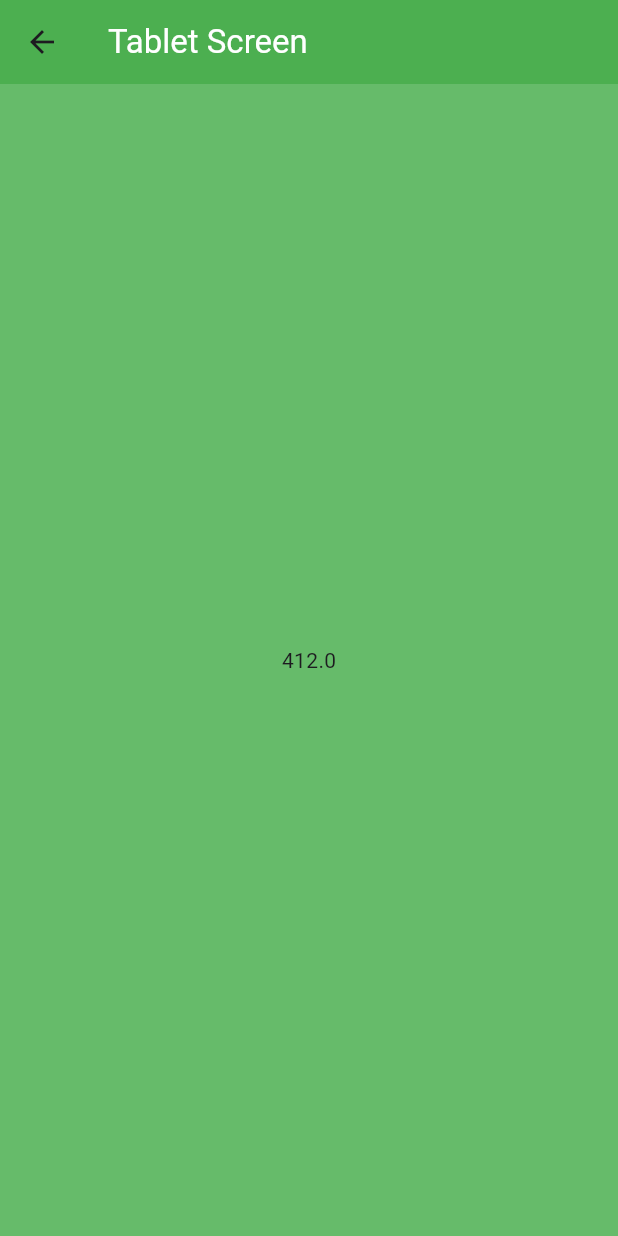
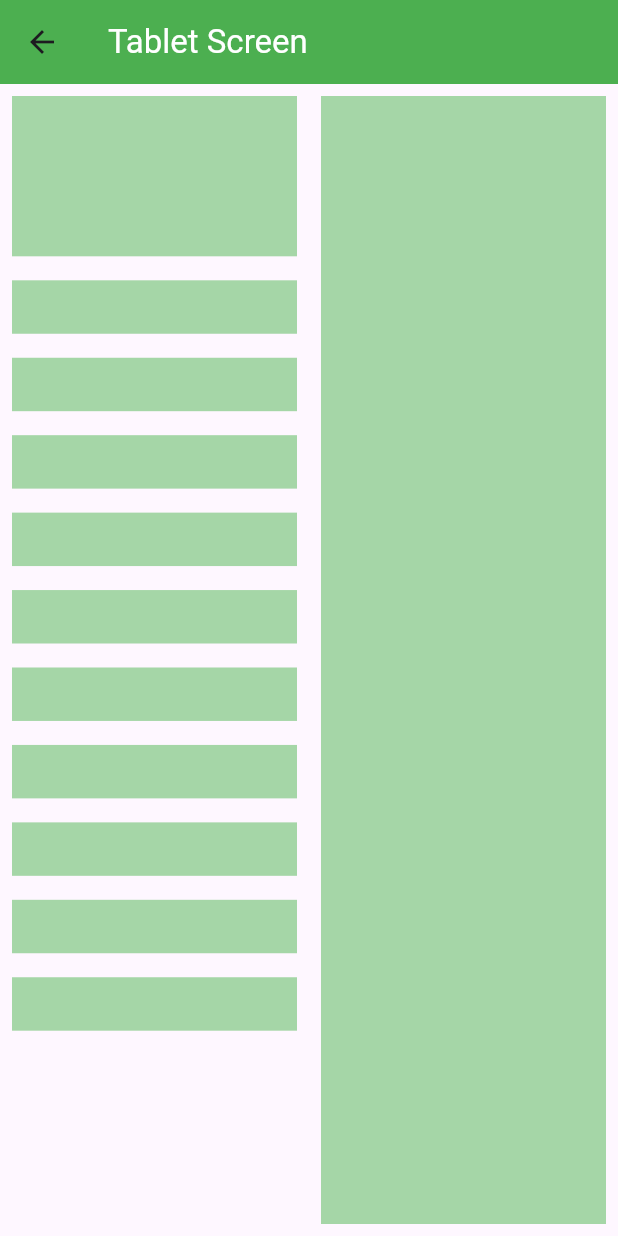
Before and after one commit to alhasann351/flutter_responsive_ui_design, a Flutter app: the TabletScreen screen opened directly, on a phone screen of 412 x 824 dp. Run offline on Flutter 3.47's test engine with Material 3 defaults, Android fonts, the phone set to English and light mode, and no system bars.

Commit message:
tablet screen customize

```diff
--- a/lib/screen/tablet_screen.dart
+++ b/lib/screen/tablet_screen.dart
@@ -1,4 +1,6 @@
+import 'package:flutter/cupertino.dart';
 import 'package:flutter/material.dart';
+import 'package:flutter/widgets.dart';
 
 class TabletScreen extends StatelessWidget {
   const TabletScreen({super.key});
@@ -9,11 +11,58 @@ class TabletScreen extends StatelessWidget {
 
     return Scaffold(
       appBar: AppBar(
-        title: const Text('Tablet Screen', style: TextStyle(color: Colors.white,),),
+        title: const Text(
+          'Tablet Screen',
+          style: TextStyle(
+            color: Colors.white,
+          ),
+        ),
         backgroundColor: Colors.green,
       ),
-      backgroundColor: Colors.green[400],
-      body: Center(child: Text(tabletWidth.toString())),
+      //backgroundColor: Colors.green[400],
+      body: Row(
+        children: [
+          Expanded(
+            child: Column(
+              children: [
+                Padding(
+                  padding: const EdgeInsets.all(8.0),
+                  child: AspectRatio(
+                    aspectRatio: 16 / 9,
+                    child: Container(
+                      color: Colors.green[200],
+                    ),
+                  ),
+                ),
+                Expanded(
+                  child: ListView.builder(
+                    itemCount: 10,
+                    itemBuilder: (context, index) {
+                      return Padding(
+                        padding: const EdgeInsets.all(8.0),
+                        child: AspectRatio(
+                          aspectRatio: 16 / 3,
+                          child: Container(
+                            color: Colors.green[200],
+                          ),
+                        ),
+                      );
+                    },
+                  ),
+                ),
+              ],
+            ),
+          ),
+          Expanded(
+            child: Padding(
+              padding: const EdgeInsets.all(8.0),
+              child: Container(
+                color: Colors.green[200],
+              ),
+            ),
+          ),
+        ],
+      ),
     );
   }
 }
```
